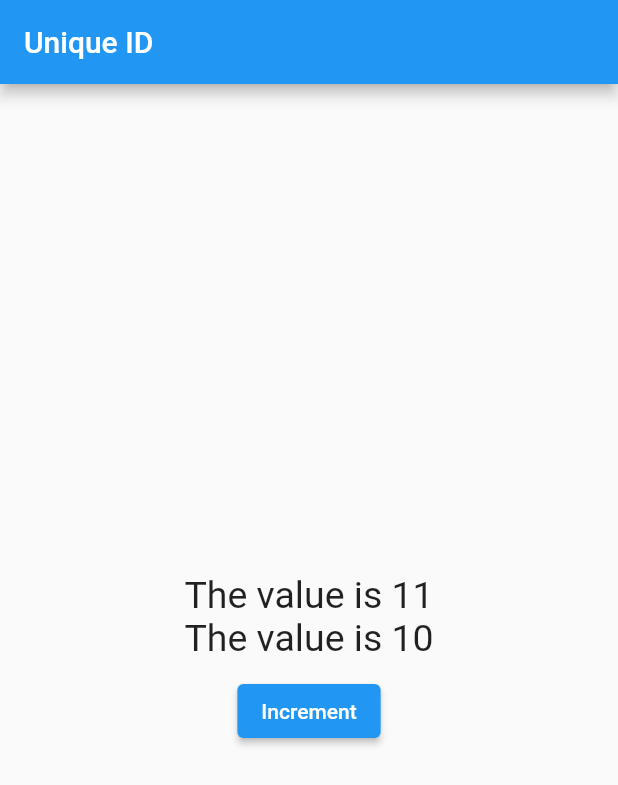
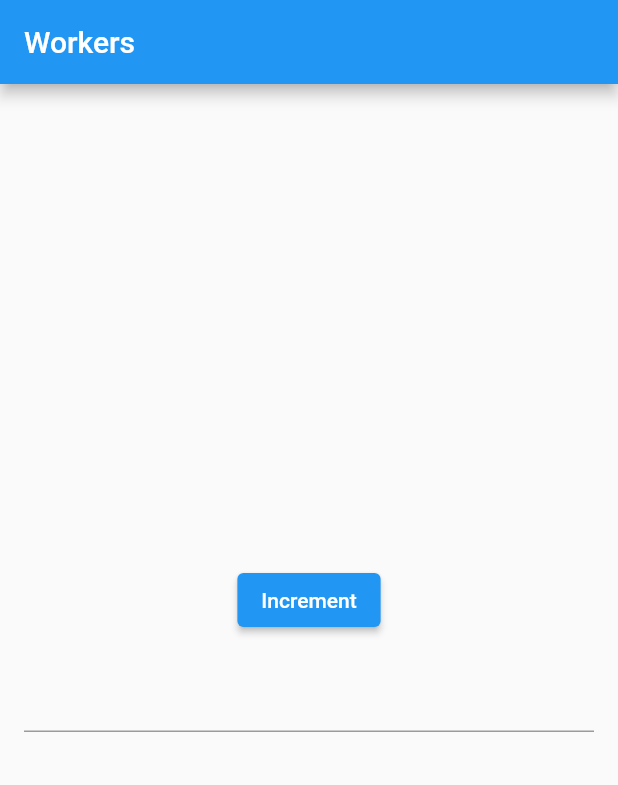
Before and after one commit to Sumit4482/GetX_Tutorial, a Flutter app: the screen it shows after launch, after a tap on "Increment", on a phone screen of 412 x 824 dp. Shown: the top 785 px of the screen. Run offline on Flutter 3.47's test engine with Material 2 defaults, Android fonts, the phone set to English and light mode, and no system bars; our stand-ins replace get.

Commit message:
Added Workers Code

```diff
--- a/lib/main.dart
+++ b/lib/main.dart
@@ -11,42 +11,28 @@ class MyApp extends StatelessWidget {
   @override
   Widget build(BuildContext context) {
     return GetMaterialApp(
-      title: "Unique ID ",
+      title: " Workers ",
       home: Scaffold(
         appBar: AppBar(
-          title: Text("Unique ID"),
+          title: Text("Workers"),
         ),
         body: Center(
           child: Column(
             mainAxisAlignment: MainAxisAlignment.center,
             crossAxisAlignment: CrossAxisAlignment.center,
             children: [
-              GetBuilder<MyController>(
-                id: 'txtCount',
-                builder: (controller) {
-                  return Text(
-                    "The value is ${controller.count}",
-                    style: TextStyle(fontSize: 25),
-                  );
-                },
-              ),
-              GetBuilder<MyController>(
-                builder: (controller) {
-                  return Text(
-                    "The value is ${controller.count}",
-                    style: TextStyle(
-                      fontSize: 25,
-                    ),
-                  );
-                },
-              ),
-              SizedBox(
-                height: 10,
-              ),
               ElevatedButton(
                 onPressed: () => myController.increment(),
                 child: Text("Increment"),
-              )
+              ),
+              Padding(
+                padding: EdgeInsets.all(16),
+                child: TextField(
+                  onChanged: ((value) {
+                    myController.increment();
+                  }),
+                ),
+              ),
             ],
           ),
         ),
--- a/lib/my_controller.dart
+++ b/lib/my_controller.dart
@@ -1,10 +1,38 @@
 import 'package:get/get.dart';
 
 class MyController extends GetxController {
-  int count = 10;
+  var count = 0.obs;
   void increment() {
-    print("HELLO");
-    ++count;
-    update(['txtCount']);
+    count++;
+  }
+
+  @override
+  void onInit() {
+    //called every time when the value of count variable changes
+    ever(count, (_) => print(count));
+
+    //called every time when the value of any variable from the list changes
+    //everAll(([count]), (_) => print(count));
+
+    //called only once when the variable value changes
+    // once(count, (_) => print(count));
+
+    //called every time the user stops typing for the 1 second
+    // debounce(
+    //     count,
+    //     (_) =>
+    //         print("when the user stop typing for 1 sec the value of counter"),
+    //     time: Duration(seconds: 1));
+
+    //Ignore all changes within 3 second.
+    //Imagine that user can earn coins by clicking on something
+    // if he clicke 300 times in the same minute
+    //he would have 300 coins , using interval
+    // you can set a time frame for 3 seconds
+    // and even then cliking 300 or a thousanf times,
+    // the maximum he would get in 1 minutes would be 20 coins
+    //clicking 300 or 1  million times
+    //interval (count,(_)=>print("Ignore all changes"),time:Duration(seconds:3));
+    super.onInit();
   }
 }
```
